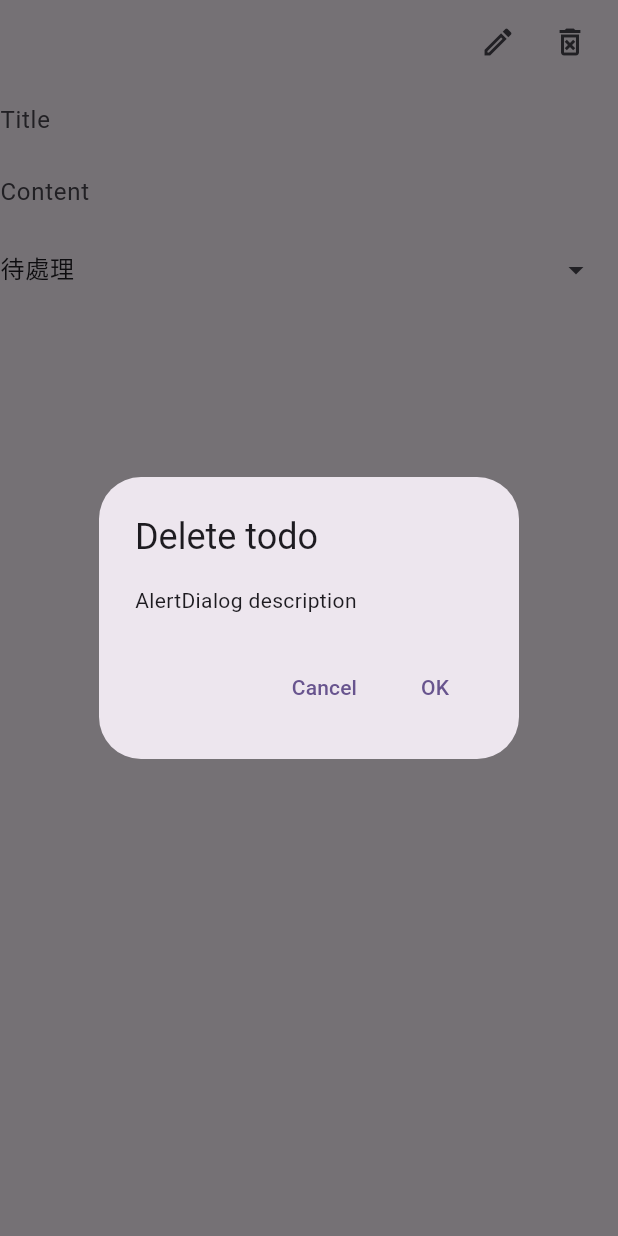
After one commit to azusa5526/flutter_todo, a Flutter app: the EditTodo screen opened by its route, after a tap on the "delete forever" icon, on a phone screen of 412 x 824 dp. The commit adds this screen. Run offline on Flutter 3.47's test engine with Material 3 defaults, Android fonts, the phone set to English and light mode, and no system bars; our stand-ins replace bloc, bloc_concurrency, equatable, flutter_bloc, go_router; network calls fail.

Commit message:
feat: 增加刪除 todo

```diff
--- a/lib/main.dart
+++ b/lib/main.dart
@@ -13,7 +13,7 @@ class MyApp extends StatelessWidget {
   @override
   Widget build(BuildContext context) {
     return BlocProvider(
-      create: (context) => TodosOverviewBloc()..add(TodoRefresh()),
+      create: (context) => TodosOverviewBloc()..add(const TodoRefresh()),
       child: MaterialApp.router(
         theme: ThemeData(
           colorScheme: ColorScheme.fromSeed(seedColor: Colors.deepPurple),
--- a/lib/router/router.dart
+++ b/lib/router/router.dart
@@ -1,9 +1,11 @@
 import 'package:go_router/go_router.dart';
 import 'package:todo/todo/view/add.dart';
 import '../todo/view/home.dart';
+import '../todo/view/edit.dart';
 
 final router = GoRouter(routes: [
   GoRoute(path: '/', redirect: (context, state) => '/home'),
   GoRoute(path: '/home', builder: (context, state) => const Home()),
-  GoRoute(path: '/add', builder: (context, state) => const AddTodo())
+  GoRoute(path: '/add', builder: (context, state) => const AddTodo()),
+  GoRoute(path: '/edit', builder: (context, state) => const EditTodo())
 ]);
--- a/lib/todo/bloc/todo_bloc.dart
+++ b/lib/todo/bloc/todo_bloc.dart
@@ -1,6 +1,7 @@
 import 'dart:io';
 
 import 'package:bloc/bloc.dart';
+import 'package:bloc_concurrency/bloc_concurrency.dart';
 import 'package:flutter/widgets.dart';
 import 'package:equatable/equatable.dart';
 import '../../api/todo.api.dart';
@@ -13,9 +14,10 @@ part 'todo_state.dart';
 
 class TodosOverviewBloc extends Bloc<TodosOverviewEvent, TodosOverviewState> {
   TodosOverviewBloc() : super(const TodosOverviewState()) {
-    on<TodoRefresh>(_onRefresh);
+    on<TodoRefresh>(_onRefresh, transformer: sequential());
     on<TodoFilterChanged>(_onFilterChanged);
-    on<TodoDeleted>(_onDeleted);
+    on<TodoDeleted>(_onDeleted, transformer: sequential());
+    on<TodoSelected>(_onSelected);
   }
 
   Future<void> _onRefresh(TodoRefresh event, Emitter emit) async {
@@ -23,16 +25,29 @@ class TodosOverviewBloc extends Bloc<TodosOverviewEvent, TodosOverviewState> {
     try {
       List<Todo> todos = (await fetchAll()).toList();
       emit(state.copyWith(todos: todos, status: TodoOverviewStatus.success));
-      console('_onRefresh', todos);
+      // if (event.callback != null) event.callback!();
     } on HttpException {
-      debugPrint('fetchAll fail');
+      debugPrint('_onRefresh fail');
       emit(state.copyWith(status: TodoOverviewStatus.failure));
     }
   }
 
-  Future<void> _onFilterChanged(TodoFilterChanged event, Emitter emit) async {
+  _onFilterChanged(TodoFilterChanged event, Emitter emit) async {
     emit(state.copyWith(filter: event.filter));
   }
 
-  Future<void> _onDeleted(TodoDeleted event, Emitter emit) async {}
+  Future<void> _onDeleted(TodoDeleted event, Emitter emit) async {
+    emit(state.copyWith(status: TodoOverviewStatus.loading));
+    try {
+      await delete(event.id);
+      emit(state.copyWith(selectedTodo: null));
+    } on HttpException {
+      debugPrint('_onDelete fail');
+      emit(state.copyWith(status: TodoOverviewStatus.failure));
+    }
+  }
+
+  _onSelected(TodoSelected event, Emitter emit) {
+    emit(state.copyWith(selectedTodo: event.todo));
+  }
 }
--- a/lib/todo/bloc/todo_event.dart
+++ b/lib/todo/bloc/todo_event.dart
@@ -18,4 +18,12 @@ final class TodoFilterChanged extends TodosOverviewEvent {
   final TodosFilter filter;
 }
 
-final class TodoRefresh extends TodosOverviewEvent {}
+final class TodoRefresh extends TodosOverviewEvent {
+  const TodoRefresh({this.callback});
+  final Function? callback;
+}
+
+final class TodoSelected extends TodosOverviewEvent {
+  const TodoSelected(this.todo);
+  final Todo todo;
+}
--- a/lib/todo/bloc/todo_state.dart
+++ b/lib/todo/bloc/todo_state.dart
@@ -30,5 +30,5 @@ final class TodosOverviewState extends Equatable {
   }
 
   @override
-  List<Object> get props => [status, todos, filter];
+  List<Object?> get props => [status, todos, filter, selectedTodo];
 }
--- a/lib/todo/view/add.dart
+++ b/lib/todo/view/add.dart
@@ -28,8 +28,7 @@ class AddTodo extends StatelessWidget {
                       state: formData.state);
                   if (context.mounted) {
                     BlocProvider.of<TodosOverviewBloc>(context)
-                        .add(TodoRefresh());
-                    context.pop();
+                        .add(const TodoRefresh());
                   }
                 } catch (error) {
                   console('_addTodo err', error);
--- /dev/null
+++ b/lib/todo/view/edit.dart
@@ -0,0 +1,153 @@
+import 'package:flutter/material.dart';
+import 'package:flutter_bloc/flutter_bloc.dart';
+import 'package:go_router/go_router.dart';
+import 'package:todo/api/todo.api.dart';
+import 'package:todo/develop.dart';
+import 'package:todo/todo/bloc/todo_bloc.dart';
+
+class EditTodo extends StatelessWidget {
+  const EditTodo({super.key});
+
+  @override
+  Widget build(BuildContext context) {
+    return Scaffold(
+        appBar: AppBar(actions: [
+          IconButton(onPressed: () {}, icon: const Icon(Icons.edit_outlined)),
+          IconButton(
+              onPressed: () => showDialog<String>(
+                  context: context, builder: (context) => const DeleteDialog()),
+              icon: const Icon(Icons.delete_forever_outlined)),
+          const SizedBox(
+            width: 8.0,
+          )
+        ]),
+        body: BlocListener<TodosOverviewBloc, TodosOverviewState>(
+            listener: (context, state) {
+              console('listener', state);
+              if (state.status == TodoOverviewStatus.success) {
+                context.pop();
+              }
+            },
+            child: const TodoForm()));
+  }
+}
+
+class TodoFormData {
+  String title;
+  String content;
+  String state;
+
+  TodoFormData(
+      {required this.title, required this.state, required this.content});
+}
+
+class TodoForm extends StatefulWidget {
+  const TodoForm({super.key});
+
+  @override
+  State<TodoForm> createState() => _TodoFormState();
+}
+
+final _formKey = GlobalKey<FormState>();
+final formData = TodoFormData(title: '', content: '', state: '');
+
+class _TodoFormState extends State<TodoForm> {
+  @override
+  Widget build(BuildContext context) {
+    Todo? selectedTodo = context.read<TodosOverviewBloc>().state.selectedTodo;
+
+    return Form(
+        key: _formKey,
+        child: Column(
+          children: [
+            TextFormField(
+              initialValue: selectedTodo != null ? selectedTodo.title : '',
+              onSaved: (inputValue) {
+                formData.title = (inputValue == null || inputValue.isEmpty)
+                    ? '無標題'
+                    : inputValue;
+              },
+              decoration: const InputDecoration(
+                  hintText: "Title", border: InputBorder.none),
+            ),
+            TextFormField(
+              initialValue: selectedTodo != null ? selectedTodo.content : '',
+              onSaved: (inputValue) {
+                formData.content = inputValue ?? '';
+              },
+              decoration: const InputDecoration(
+                  hintText: "Content", border: InputBorder.none),
+            ),
+            DropdownMenu<TodoState>(
+                expandedInsets: EdgeInsets.zero,
+                width: MediaQuery.of(context).size.width,
+                initialSelection: selectedTodo != null
+                    ? selectedTodo.state
+                    : TodoState.pending,
+                inputDecorationTheme:
+                    const InputDecorationTheme(border: InputBorder.none),
+                onSelected: (filter) {
+                  console('dropdwon', filter);
+                  formData.state = filter?.value ?? TodoState.pending.value;
+                },
+                dropdownMenuEntries: TodoState.values.map((state) {
+                  return DropdownMenuEntry(value: state, label: state.label);
+                }).toList())
+          ],
+        ));
+  }
+}
+
+class DeleteDialog extends StatelessWidget {
+  const DeleteDialog({super.key});
+
+  @override
+  Widget build(BuildContext context) {
+    Todo? selectedTodo = context.read<TodosOverviewBloc>().state.selectedTodo;
+
+    return AlertDialog(
+      title: const Text('Delete todo'),
+      content: const Text('AlertDialog description'),
+      actions: [
+        TextButton(
+          onPressed: () => Navigator.pop(context, 'Cancel'),
+          child: const Text('Cancel'),
+        ),
+        TextButton(
+          onPressed: () {
+            if (selectedTodo != null) {
+              context.read<TodosOverviewBloc>()
+                ..add(TodoDeleted(selectedTodo.id))
+                ..add(const TodoRefresh());
+              Navigator.pop(context, 'OK');
+            }
+          },
+          child: const Text('OK'),
+        ),
+      ],
+    );
+
+    // return AlertDialog(
+    //   title: const Text('Delete todo'),
+    //   content: const Text('AlertDialog description'),
+    //   actions: [
+    //     TextButton(
+    //       onPressed: () => Navigator.pop(context, 'Cancel'),
+    //       child: const Text('Cancel'),
+    //     ),
+    //     TextButton(
+    //       onPressed: () {
+    //         if (selectedTodo != null) {
+    //           context.read<TodosOverviewBloc>()
+    //             ..add(TodoDeleted(selectedTodo.id))
+    //             ..add(const TodoRefresh());
+    //           Navigator.pop(context, 'OK');
+    //           context.pop();
+    //         }
+    //       },
+    //       child: const Text('OK'),
+    //     ),
+    //   ],
+    // );
+  }
+}
--- a/pubspec.yaml
+++ b/pubspec.yaml
@@ -35,6 +35,7 @@ dependencies:
   go_router: ^13.0.0
   http: ^1.1.2
   equatable: ^2.0.5
+  bloc_concurrency: ^0.2.3
 
   # The following adds the Cupertino Icons font to your application.
   # Use with the CupertinoIcons class for iOS style icons.
```
Also changed, not shown: lib/todo/view/home.dart (+6 -1 lines), pubspec.lock.
